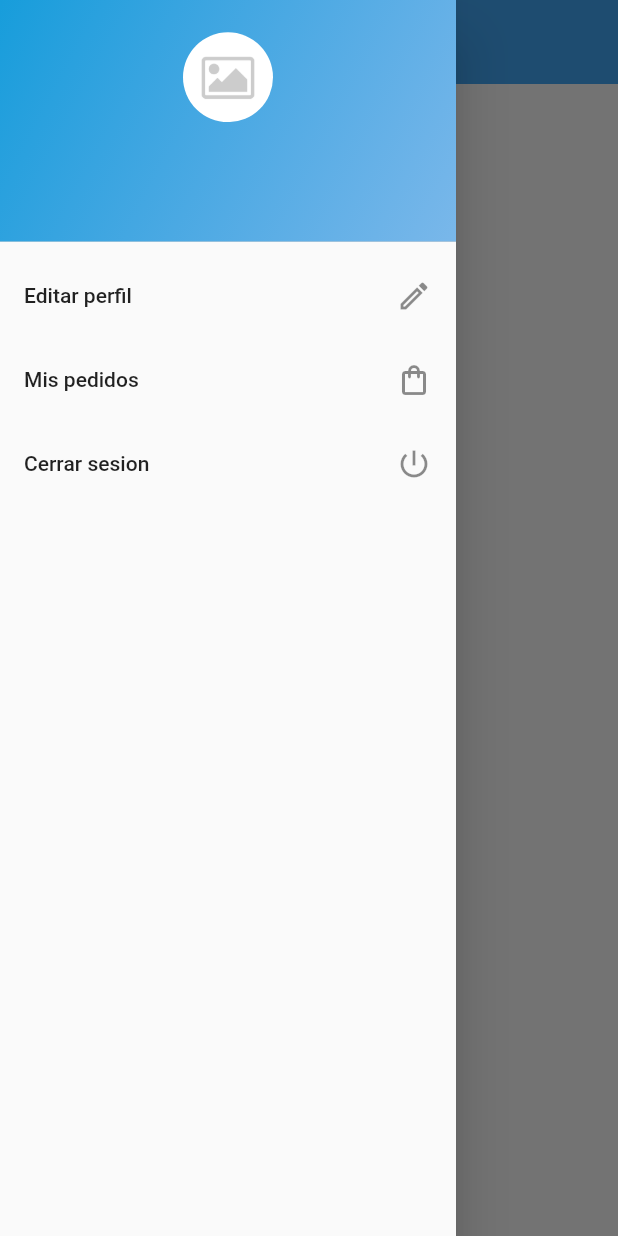
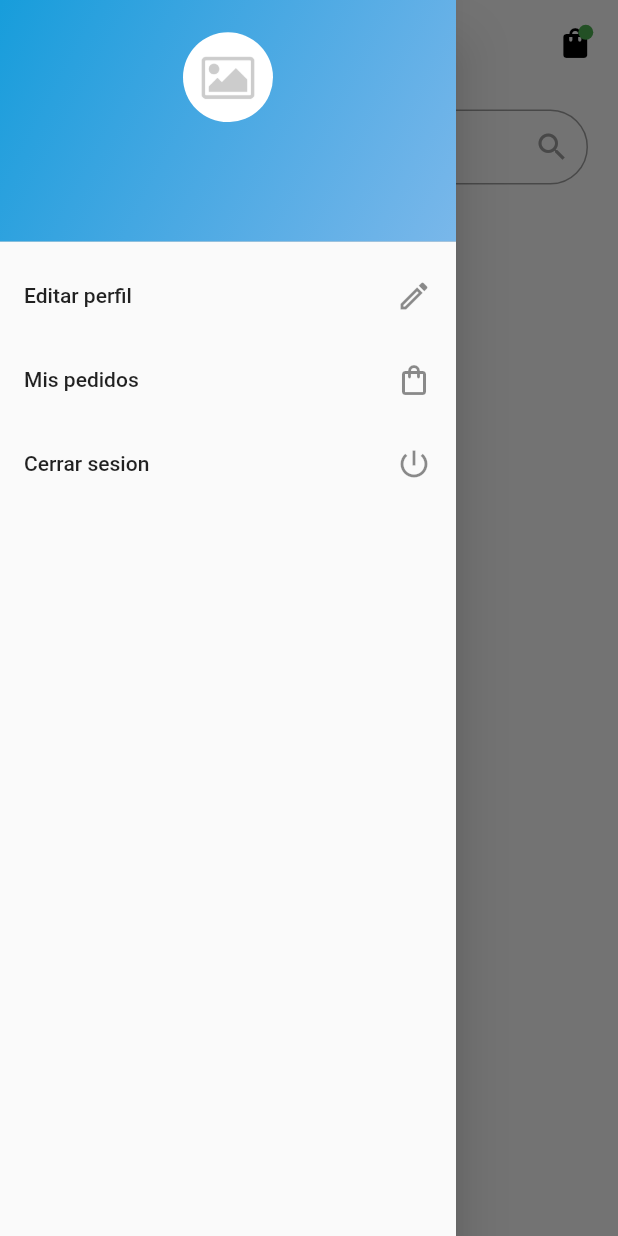
Before and after one commit to Blanco1010/shopping, a Flutter app: the ClientProductsListScreen screen opened directly, in the side drawer, after a tap on the "menu" icon, on a phone screen of 412 x 824 dp. Run offline on Flutter 3.47's test engine with Material 2 defaults, Android fonts, the phone set to English and light mode, and no system bars; our stand-ins replace animate_do, flutter_secure_storage, image_picker; accounts and stored records are empty; statements that could not run were skipped.

```diff
--- a/shop_app/lib/controllers/client/client_product_list_controller.dart
+++ b/shop_app/lib/controllers/client/client_product_list_controller.dart
@@ -1,17 +1,32 @@
 import 'package:flutter/material.dart';
 import 'package:shop_app/controllers/secure_storage.dart';
+import 'package:shop_app/models/category.dart';
 import 'package:shop_app/models/user.dart';
+import 'package:shop_app/provider/category_provider.dart';
 
 class ClientProductsListController {
   late BuildContext context;
+  late Function refresh;
   final SecureStogare _secureStogare = SecureStogare();
   GlobalKey<ScaffoldState> key = GlobalKey<ScaffoldState>();
+  final CategoryProvider _categoryProvider = CategoryProvider();
 
   User? user;
 
+  List categorys = [];
+
   Future init(BuildContext context, Function refresh) async {
     this.context = context;
+    this.refresh = refresh;
+
     user = User.fromJson(await _secureStogare.read('user'));
+    _categoryProvider.init(context, user!.sessionToken, user!.id!);
+    getCategories();
+    refresh();
+  }
+
+  void getCategories() async {
+    categorys = await _categoryProvider.getAll();
     refresh();
   }
 
--- a/shop_app/lib/provider/category_provider.dart
+++ b/shop_app/lib/provider/category_provider.dart
@@ -18,6 +18,7 @@ class CategoryProvider {
   Future init(BuildContext context, String token, String id) async {
     this.context = context;
     this.token = token;
+    this.id = id;
   }
 
   getAll() async {
--- a/shop_app/lib/screen/client/client_products_list_screen.dart
+++ b/shop_app/lib/screen/client/client_products_list_screen.dart
@@ -2,6 +2,7 @@ import 'package:flutter/material.dart';
 import 'package:flutter/scheduler.dart';
 import 'package:shop_app/Theme/theme.dart';
 import 'package:shop_app/controllers/client/client_product_list_controller.dart';
+import 'package:shop_app/models/category.dart';
 
 class ClientProductsListScreen extends StatefulWidget {
   const ClientProductsListScreen({Key? key}) : super(key: key);
@@ -24,17 +25,64 @@ class _ClientProductsListScreenState extends State<ClientProductsListScreen> {
 
   @override
   Widget build(BuildContext context) {
-    return Scaffold(
-      drawerEnableOpenDragGesture: false,
-      key: _con.key,
-      appBar: AppBar(
-        leading: GestureDetector(
-          onTap: () => _con.openDrawer(),
-          child: const Icon(Icons.menu),
+    return DefaultTabController(
+      length: _con.categorys.length,
+      child: Scaffold(
+        drawerEnableOpenDragGesture: false,
+        key: _con.key,
+        appBar: PreferredSize(
+          preferredSize: const Size.fromHeight(170),
+          child: AppBar(
+            backgroundColor: Colors.transparent,
+            automaticallyImplyLeading: false,
+            actions: [
+              _shoppingBag(),
+            ],
+            flexibleSpace: Column(
+              children: [
+                const SizedBox(height: 37),
+                Row(
+                  children: [
+                    const SizedBox(width: 20),
+                    _menuDrawer(),
+                  ],
+                ),
+                const SizedBox(height: 12),
+                _textFielfSearch(),
+              ],
+            ),
+            bottom: TabBar(
+              physics: const BouncingScrollPhysics(),
+              indicatorColor: MyColors.colorPrimary,
+              labelColor: Colors.black,
+              unselectedLabelColor: Colors.grey[400],
+              isScrollable: true,
+              tabs: List.generate(
+                _con.categorys.length,
+                (index) => Tab(
+                  child: Text(_con.categorys[index].name),
+                ),
+              ),
+            ),
+          ),
+        ),
+        drawer: _drawer(),
+        body: TabBarView(
+          physics: const BouncingScrollPhysics(),
+          children: _con.categorys.map((e) {
+            return Center(
+              child: Text(e.name),
+            );
+          }).toList(),
         ),
       ),
-      drawer: _drawer(),
-      body: const Center(),
+    );
+  }
+
+  Widget _menuDrawer() {
+    return GestureDetector(
+      onTap: () => _con.openDrawer(),
+      child: const Icon(Icons.menu, color: Colors.black),
     );
   }
 
@@ -122,6 +170,67 @@ class _ClientProductsListScreenState extends State<ClientProductsListScreen> {
     );
   }
 
+  Widget _shoppingBag() {
+    return Container(
+      margin: EdgeInsets.only(
+        right: MediaQuery.of(context).size.width * 0.04,
+        top: MediaQuery.of(context).size.height * 0.02,
+      ),
+      child: Stack(
+        children: [
+          const Icon(
+            Icons.shopping_bag,
+            color: Colors.black,
+          ),
+          Positioned(
+            right: 0,
+            child: Container(
+              height: 10,
+              width: 10,
+              decoration: const BoxDecoration(
+                color: Colors.green,
+                borderRadius: BorderRadius.all(
+                  Radius.circular(30),
+                ),
+              ),
+            ),
+          )
+        ],
+      ),
+    );
+  }
+
+  Widget _textFielfSearch() {
+    return Container(
+      margin: EdgeInsets.symmetric(horizontal: 20),
+      child: TextField(
+        decoration: InputDecoration(
+            hintText: 'Buscar',
+            suffixIcon: Icon(
+              Icons.search,
+              color: Colors.grey[500],
+            ),
+            hintStyle: TextStyle(
+              fontSize: 17,
+              color: Colors.grey[500],
+            ),
+            enabledBorder: OutlineInputBorder(
+              borderRadius: BorderRadius.circular(25),
+              borderSide: const BorderSide(
+                color: Colors.grey,
+              ),
+            ),
+            focusedBorder: OutlineInputBorder(
+              borderRadius: BorderRadius.circular(25),
+              borderSide: const BorderSide(
+                color: Colors.grey,
+              ),
+            ),
+            contentPadding: const EdgeInsets.all(15)),
+      ),
+    );
+  }
+
   void refresh() {
     setState(() {});
   }
```
